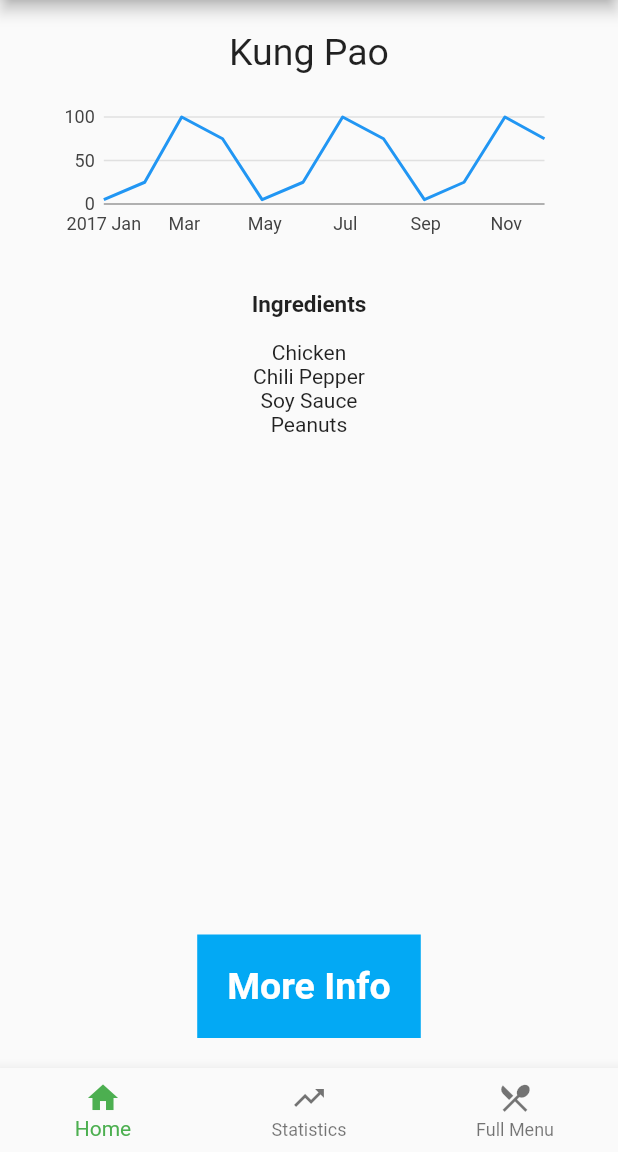
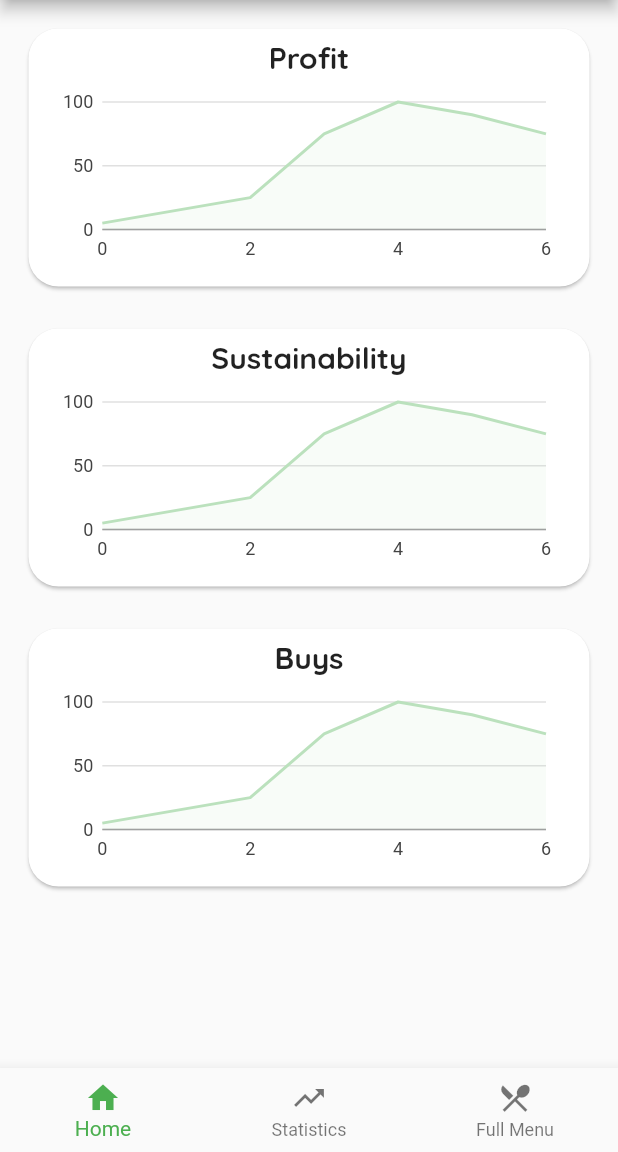
Before and after one commit to KhoomeiK/celery, a Flutter app: the screen it shows after launch, after a tap on "Kung Pao", on a phone screen of 412 x 824 dp, the part 84-1236 px from its top. Run offline on Flutter 3.47's test engine with Material 2 defaults, Android fonts, the light colour scheme and no system bars; our stand-ins replace charts_flutter, transparent_image; network calls fail; Roboto replaces fonts that are missing (Rajdhani).

Commit message:
add grpahs xd

```diff
--- a/mobile/lib/main.dart
+++ b/mobile/lib/main.dart
@@ -41,7 +41,7 @@ class _SplashScreenState extends State<SplashScreen> {
   void initState() {
     super.initState();
     Timer(
-        Duration(seconds: 6),
+        Duration(seconds: 3),
         () => Navigator.push(
             context, MaterialPageRoute(builder: (context) => HomePage())));
   }
--- a/mobile/lib/pages/chart.dart
+++ b/mobile/lib/pages/chart.dart
@@ -2,61 +2,73 @@
 import 'package:charts_flutter/flutter.dart' as charts;
 import 'package:flutter/material.dart';
 
-class SimpleTimeSeriesChart extends StatelessWidget {
+class SegmentsLineChart extends StatelessWidget {
   final List<charts.Series> seriesList;
   final bool animate;
 
-  SimpleTimeSeriesChart(this.seriesList, {this.animate});
+  SegmentsLineChart(this.seriesList, {this.animate});
 
-  /// Creates a [TimeSeriesChart] with sample data and no transition.
-  factory SimpleTimeSeriesChart.withSampleData() {
-    return new SimpleTimeSeriesChart(
+  /// Creates a [LineChart] with sample data and no transition.
+  factory SegmentsLineChart.withSampleData() {
+    return new SegmentsLineChart(
       _createSampleData(),
       // Disable animations for image tests.
       animate: false,
     );
   }
 
-
   @override
   Widget build(BuildContext context) {
-    return new charts.TimeSeriesChart(
-      seriesList,
-      animate: animate,
-      // Optionally pass in a [DateTimeFactory] used by the chart. The factory
-      // should create the same type of [DateTime] as the data provided. If none
-      // specified, the default creates local date time.
-      dateTimeFactory: const charts.LocalDateTimeFactory(),
-    );
+    return new charts.LineChart(seriesList,
+        defaultRenderer:
+            new charts.LineRendererConfig(includeArea: true, stacked: true),
+        animate: animate);
   }
 
   /// Create one series with sample hard coded data.
-  static List<charts.Series<TimeSeriesSales, DateTime>> _createSampleData() {
-    final data = [
-      new TimeSeriesSales(new DateTime(2017, 1, 1), 5),
-      new TimeSeriesSales(new DateTime(2017, 2, 1), 25),
-      new TimeSeriesSales(new DateTime(2017, 3, 1), 100),
-      new TimeSeriesSales(new DateTime(2017, 4, 1), 75),
-      new TimeSeriesSales(new DateTime(2017, 5, 1), 5),
-      new TimeSeriesSales(new DateTime(2017, 6, 1), 25),
-      new TimeSeriesSales(new DateTime(2017, 7, 1), 100),
-      new TimeSeriesSales(new DateTime(2017, 8, 1), 75),
-      new TimeSeriesSales(new DateTime(2017, 9, 1), 5),
-      new TimeSeriesSales(new DateTime(2017, 10, 1), 25),
-      new TimeSeriesSales(new DateTime(2017, 11, 1), 100),
-      new TimeSeriesSales(new DateTime(2017, 12, 1), 75),
+  static List<charts.Series<LinearSales, int>> _createSampleData() {
+    // Series of data with static dash pattern and stroke width. The colorFn
+    // accessor will colorize each datum (for all three series).
+    // Series of data with changing color and dash pattern.
+    final dashPatternChangeData = [
+      new LinearSales(0, 5, [8, 3, 2, 3], 2.0),
+      new LinearSales(1, 15, [8, 3, 2, 3], 2.0),
+      new LinearSales(2, 25, [8, 3, 2, 3], 2.0),
+      new LinearSales(3, 75, [8, 3, 2, 3], 2.0),
+      new LinearSales(4, 100, [8, 3, 2, 3], 2.0),
+      new LinearSales(5, 90, [8, 3, 2, 3], 2.0),
+      new LinearSales(6, 75, [2, 2], 2.0),
     ];
 
+    // Generate 2 shades of each color so that we can style the line segments.
+    final red = charts.MaterialPalette.red.makeShades(2);
+    final green = charts.MaterialPalette.green.makeShades(2);
+
     return [
-      new charts.Series<TimeSeriesSales, DateTime>(
-        id: 'Sales',
-        colorFn: (_, __) => charts.MaterialPalette.blue.shadeDefault,
-        domainFn: (TimeSeriesSales sales, _) => sales.time,
-        measureFn: (TimeSeriesSales sales, _) => sales.sales,
-        data: data,
-      )
+      new charts.Series<LinearSales, int>(
+        id: 'Dash Pattern Change',
+        // Light shade for even years, dark shade for odd.
+        colorFn: (LinearSales sales, _) =>
+            sales.year <= 4 ? green[1] : red[0],
+        dashPatternFn: (LinearSales sales, _) =>
+            sales.year <= 4 ? null : sales.dashPattern,
+        strokeWidthPxFn: (LinearSales sales, _) => sales.strokeWidthPx,
+        domainFn: (LinearSales sales, _) => sales.year,
+        measureFn: (LinearSales sales, _) => sales.sales,
+        data: dashPatternChangeData,
+      ),
     ];
   }
+}
+
+/// Sample linear data type.
+class LinearSales {
+  final int year;
+  final int sales;
+  final List<int> dashPattern;
+  final double strokeWidthPx;
+
+  LinearSales(this.year, this.sales, this.dashPattern, this.strokeWidthPx);
 }
 
 /// Sample time series data type.
--- /dev/null
+++ b/mobile/lib/pages/detail_graph.dart
@@ -0,0 +1,23 @@
+import "chart.dart";
+import 'package:charts_flutter/flutter.dart' as charts;
+import 'package:flutter/material.dart';
+
+class Detail_graph {
+  String type;
+  List<TimeSeriesSales> data;
+
+  List<charts.Series<TimeSeriesSales, DateTime>> create() {
+    return [
+      new charts.Series<TimeSeriesSales, DateTime>(
+        id: this.type,
+        colorFn: (_, __) => charts.MaterialPalette.blue.shadeDefault,
+        domainFn: (TimeSeriesSales sales, _) => sales.time,
+        measureFn: (TimeSeriesSales sales, _) => sales.sales,
+        data: this.data,
+      )
+    ];
+  }
+
+  Detail_graph(
+      this.type, this.data);
+}
--- a/mobile/lib/pages/globals.dart
+++ b/mobile/lib/pages/globals.dart
@@ -2,6 +2,8 @@ library my_prj.globals;
 
 import 'food_icon.dart';
 import 'category.dart';
+import 'detail_graph.dart';
+import 'chart.dart';
 
 bool isLoggedIn = false;
 bool isConnected = false;
@@ -9,6 +11,47 @@ bool canceled = false;
 
 List<Category> three = [Category("Produce", "http://vanderbiltpoliticalreview.com/wp-content/uploads/iStock-589415708-808x454.jpg"), Category("Meat", "https://i.dietdoctor.com/wp-content/uploads/2019/01/Cut-red-meat-eating-by-80-percent-to-save-the-planet.jpg?auto=compress%2Cformat&w=1600&h=900&fit=crop"), Category("Utensils", "https://images-na.ssl-images-amazon.com/images/I/71dcDTS8diL._SX466_.jpg")];
 List<Food_icon> global = [Food_icon("Pho", "https://cdn-image.myrecipes.com/sites/default/files/styles/medium_2x/public/roast-turkey-pho-ck.jpg?itok=Vf6k6W0d", "Pho Ha", 0.0, ["noodles", "meat", "MSG?"]), Food_icon("Pizza", "https://upload.wikimedia.org/wikipedia/commons/a/a3/Eq_it-na_pizza-margherita_sep2005_sml.jpg", "", 0.0, ["cheese", "flour", "water", "tomatoes"]), Food_icon("Steak", "https://hips.hearstapps.com/vidthumb/images/delish-cajun-butter-steak-still006-1528495387.jpg", "", 0.0, ["Beef", "A1 Sauce", "Butter", "Pepper"]), Food_icon("Kung Pao", "https://img.taste.com.au/-7KlOnpq/taste/2018/02/kung-pao-chicken-taste-135078-1.jpg", "", 0.0, ["Chicken", "Chili Pepper", "Soy Sauce", "Peanuts"])];
+List<Detail_graph> graphs = [Detail_graph("Profit", [
+      new TimeSeriesSales(new DateTime(2017, 1, 1), 5),
+      new TimeSeriesSales(new DateTime(2017, 2, 1), 25),
+      new TimeSeriesSales(new DateTime(2017, 3, 1), 100),
+      new TimeSeriesSales(new DateTime(2017, 4, 1), 75),
+      new TimeSeriesSales(new DateTime(2017, 5, 1), 5),
+      new TimeSeriesSales(new DateTime(2017, 6, 1), 25),
+      new TimeSeriesSales(new DateTime(2017, 7, 1), 100),
+      new TimeSeriesSales(new DateTime(2017, 8, 1), 75),
+      new TimeSeriesSales(new DateTime(2017, 9, 1), 5),
+      new TimeSeriesSales(new DateTime(2017, 10, 1), 25),
+      new TimeSeriesSales(new DateTime(2017, 11, 1), 100),
+      new TimeSeriesSales(new DateTime(2017, 12, 1), 75)],
+    ), Detail_graph("Sustainability", [
+      new TimeSeriesSales(new DateTime(2017, 1, 1), 5),
+      new TimeSeriesSales(new DateTime(2017, 2, 1), 25),
+      new TimeSeriesSales(new DateTime(2017, 3, 1), 100),
+      new TimeSeriesSales(new DateTime(2017, 4, 1), 75),
+      new TimeSeriesSales(new DateTime(2017, 5, 1), 5),
+      new TimeSeriesSales(new DateTime(2017, 6, 1), 25),
+      new TimeSeriesSales(new DateTime(2017, 7, 1), 100),
+      new TimeSeriesSales(new DateTime(2017, 8, 1), 75),
+      new TimeSeriesSales(new DateTime(2017, 9, 1), 5),
+      new TimeSeriesSales(new DateTime(2017, 10, 1), 25),
+      new TimeSeriesSales(new DateTime(2017, 11, 1), 100),
+      new TimeSeriesSales(new DateTime(2017, 12, 1), 75)],
+    ), Detail_graph("Buys", [
+      new TimeSeriesSales(new DateTime(2017, 1, 1), 5),
+      new TimeSeriesSales(new DateTime(2017, 2, 1), 25),
+      new TimeSeriesSales(new DateTime(2017, 3, 1), 100),
+      new TimeSeriesSales(new DateTime(2017, 4, 1), 75),
+      new TimeSeriesSales(new DateTime(2017, 5, 1), 5),
+      new TimeSeriesSales(new DateTime(2017, 6, 1), 25),
+      new TimeSeriesSales(new DateTime(2017, 7, 1), 100),
+      new TimeSeriesSales(new DateTime(2017, 8, 1), 75),
+      new TimeSeriesSales(new DateTime(2017, 9, 1), 5),
+      new TimeSeriesSales(new DateTime(2017, 10, 1), 25),
+      new TimeSeriesSales(new DateTime(2017, 11, 1), 100),
+      new TimeSeriesSales(new DateTime(2017, 12, 1), 75)],
+    )];
+
 String global_name;
 List<String> recent = [];
 
--- a/mobile/lib/pages/stats_page.dart
+++ b/mobile/lib/pages/stats_page.dart
@@ -8,6 +8,7 @@ import 'globals.dart' as globals;
 import 'home_page.dart';
 import 'analysis.dart';
 import 'chart.dart';
+import "detail_graph.dart";
 
 class StatsPage extends StatefulWidget {
   State createState() => new StatsPageState();
@@ -16,6 +17,7 @@ class StatsPage extends StatefulWidget {
   static String imageURL;
   static String rest;
   static double cost;
+  static String foodName;
   List<String> ingredients;
 }
 
@@ -26,6 +28,9 @@ class StatsPageState extends State<StatsPage> {
   String rest;
   double cost;
   List<String> ingredients;
+
+  List<Detail_graph> list = globals.graphs;
+
   Widget _buildBottomNav() {
     return new BottomNavigationBar(
       currentIndex: 0,
@@ -147,82 +152,78 @@ class StatsPageState extends State<StatsPage> {
           SizedBox(width: 17.0),
         ],
       ),
-      body: Container(
-          padding: EdgeInsets.all(20.0),
-          child: Column(
-            children: <Widget>[
-              new Text(globals.global_name,
-                  style: new TextStyle(
-                      fontWeight: FontWeight.normal,
-                      fontFamily: "Rajdhani",
-                      fontStyle: FontStyle.normal,
-                      fontSize: 25.0)),
-              new Padding(
-                padding: EdgeInsets.all(15.0),
-                child: Container(
-                  width: 400,
-                  height: 100,
-                  child: SimpleTimeSeriesChart
-                      .withSampleData(), //new Image.network(globals.getImageURL(globals.global_name)),
-                ),
-              ),
-              new Padding(
-                padding: EdgeInsets.all(15.0),
-                child: new Text("Ingredients",
-                    style: new TextStyle(
-                        fontWeight: FontWeight.bold,
-                        fontFamily: "Rajdhani",
-                        fontStyle: FontStyle.normal,
-                        fontSize: 15.0)),
-              ),
-              Expanded(
-                child: SizedBox(
-                  height: 250.0,
-                  child: new ListView.builder(
-                    scrollDirection: Axis.vertical,
-                    itemCount:
-                        globals.getIngredients(globals.global_name).length,
-                    itemBuilder: (BuildContext ctxt, int index) {
-                      return new Center(
-                          child: Text(globals
-                              .getIngredients(globals.global_name)[index]));
-                    },
-                  ),
-                ),
-              ),
-              _buildButton(),
-            ],
-          )),
+      body: PageView(children: <Widget>[
+        new CustomScrollView(
+          primary: false,
+          slivers: <Widget>[
+            new SliverPadding(
+              padding: const EdgeInsets.all(15.0),
+              sliver: new SliverFixedExtentList(
+                  itemExtent: 200.0,
+                  delegate: SliverChildListDelegate(
+                    listGraphs(list, context),
+                  )),
+            ),
+          ],
+        ),
+      ]),
       drawer: _buildDrawer(),
       bottomNavigationBar: _buildBottomNav(),
     );
   }
 
-  Widget _buildButton() {
-    return RaisedButton(
-      padding: EdgeInsets.all(20.0),
-      elevation: 0.0,
-      child: Text("More Info",
-          style: TextStyle(
-              fontWeight: FontWeight.bold,
-              fontFamily: "Rajdhani",
-              color: Colors.white,
-              fontSize: 25.0)),
-      shape: RoundedRectangleBorder(),
-      onPressed: () {
-        //event
-        if (globals.recent.indexOf(globals.global_name) == -1)
-          globals.recent.add(globals.global_name);
-        if (globals.recent.length > 5) {
-          globals.recent.removeLast();
-        }
-
-        //     Navigator.push(
-        //         context, MaterialPageRoute(builder: (context) => MapsPage()));
-        //
-      },
-      color: Colors.lightBlue,
-      splashColor: Colors.blue,
-    );
+  List<Widget> listGraphs(List<Detail_graph> graphs, BuildContext context) {
+    List<Widget> listElementWidgetList = new List<Widget>();
+    if (graphs != null) {
+      var lengthOfList = graphs.length;
+      for (int i = 0; i < lengthOfList; i++) {
+        print(graphs[i].type);
+        Detail_graph graph = graphs[i];
+        // Image URL
+        //var imageURL = food.imagePath;
+        // List item created with an image of the poster
+        var listItem = Container(
+            child: new Padding(
+          padding: EdgeInsets.only(bottom: 20),
+          child: Card(
+              shape: RoundedRectangleBorder(
+                borderRadius: BorderRadius.circular(20.0),
+              ),
+              child: new GestureDetector(
+                  onTap: () {
+                    globals.global_name = graph.type;
+                    Navigator.push(
+                        context,
+                        // change this from StatsPage to the detailstatspage or whatever
+                        new MaterialPageRoute(
+                          builder: (_) => new StatsPage(),
+                        ));
+                  },
+                  child: Stack(children: <Widget>[
+                    new Padding(
+                      padding: EdgeInsets.only(
+                          top: 35, left: 15, right: 15, bottom: 10),
+                      child: SegmentsLineChart.withSampleData(),
+                    ),
+                    Column(
+                      children: <Widget>[
+                        Padding(
+                          padding: EdgeInsets.only(top: 7),
+                          child: Center(
+                              child: Text(graph.type,
+                                  style: TextStyle(
+                                      fontFamily: "Quicksand",
+                                      fontSize: 20.0,
+                                      fontWeight: FontWeight.bold))),
+                        ),
+                      ],
+                    )
+                  ]))),
+        ));
+        listElementWidgetList.add(listItem);
+        print(listElementWidgetList.length);
+      }
+    }
+    return listElementWidgetList;
   }
 }
```
